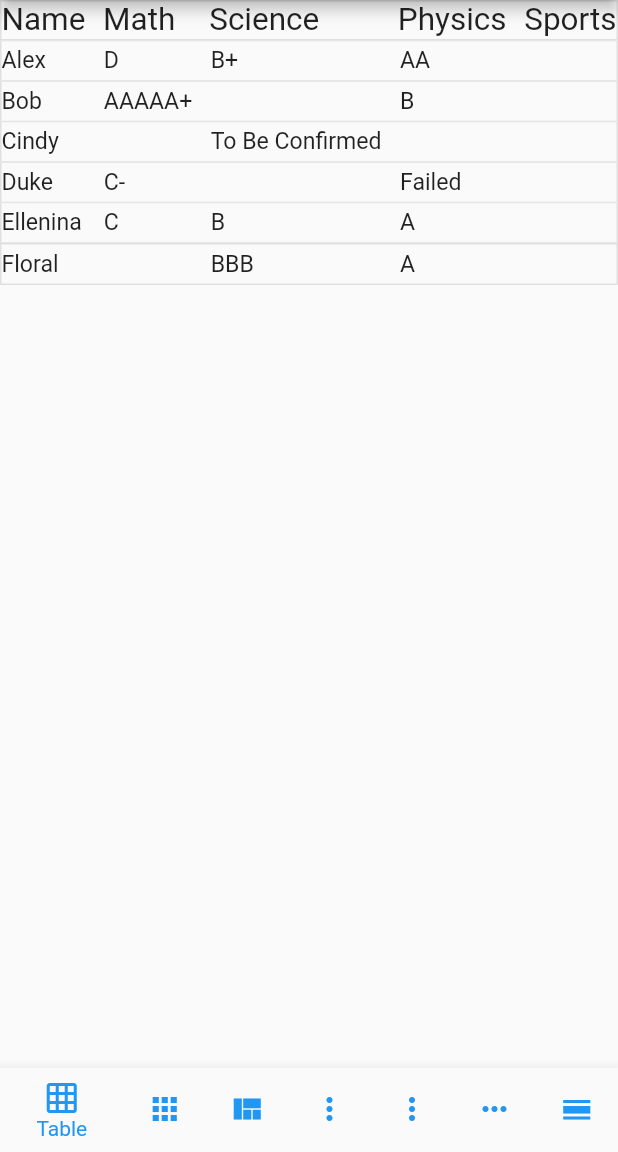
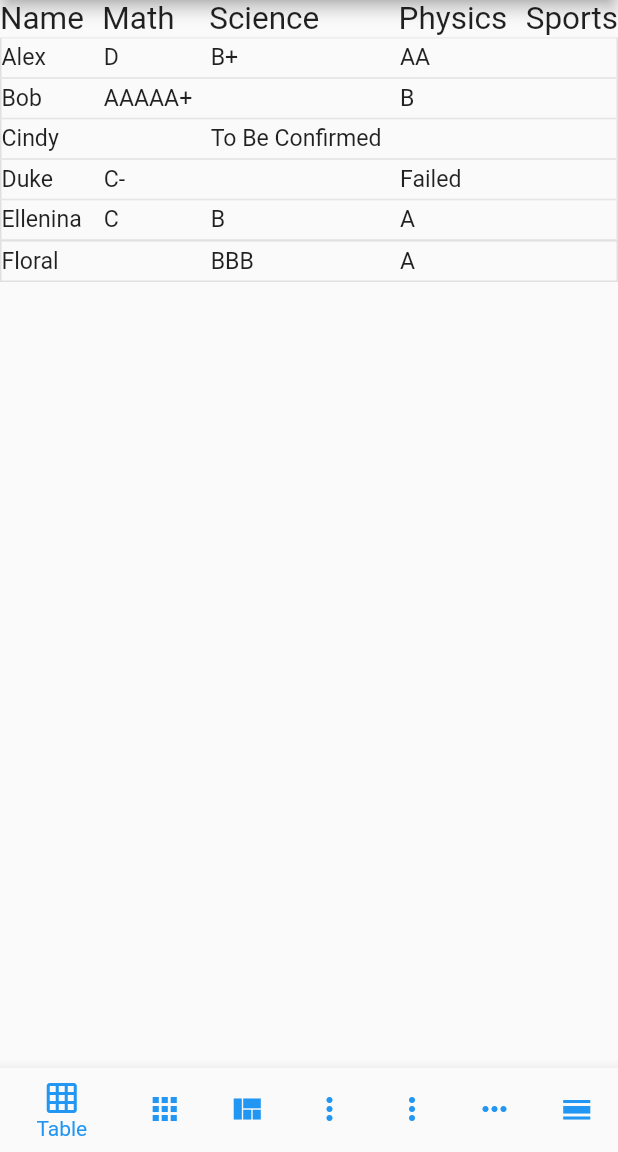
Before and after one commit to hanshengchiu/reorderables, a Flutter app: the screen it shows after launch, on a phone screen of 412 x 824 dp, the part 84-1236 px from its top. Run offline on Flutter 3.47's test engine with Material 2 defaults, Android fonts, the phone set to English and light mode, and no system bars.

Commit message:
dont add border for header row

```diff
--- a/lib/src/widgets/reorderable_table.dart
+++ b/lib/src/widgets/reorderable_table.dart
@@ -205,18 +205,20 @@ class ReorderableTable extends StatelessWidget {
               : children.map<Widget>(
                   (child) {
                     final index = children.indexOf(child);
+                    if (index > 0) {
                       return Container(
                           decoration: BoxDecoration(
                             border: Border.symmetric(
                               horizontal: BorderSide(
                                   color: borderColor!,
-                                width: index > 0 && index != children.length - 1
-                                    ? 0.5
-                                    : 1),
+                                  width:
+                                      index != children.length - 1 ? 0.5 : 1),
                               vertical: BorderSide(color: borderColor!),
                             ),
                           ),
                           child: child);
+                    }
+                    return child;
                   },
                 ).toList();
           return TabluarFlex(
```
Lines whose indentation alone changed are shown as unchanged.
